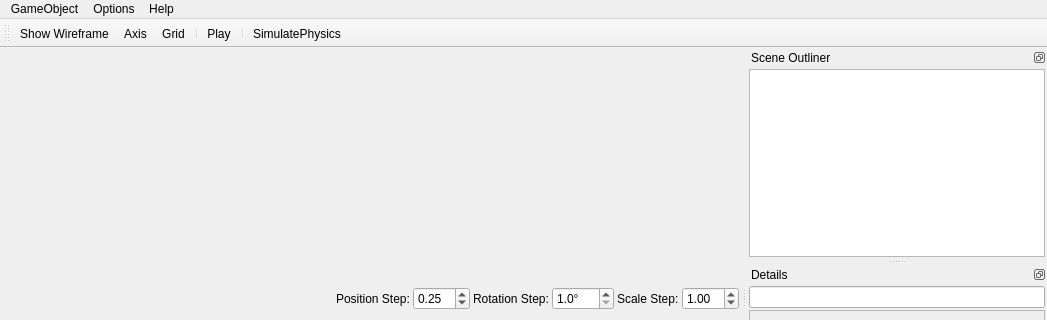
The window that mainwindow.ui (FredrikEik/Game_Engine_Architecture) describes before a commit, drawn with Qt 5; both pictures show x 0 to 1047 and y 0 to 320 of the 1047 by 788 pixel window.
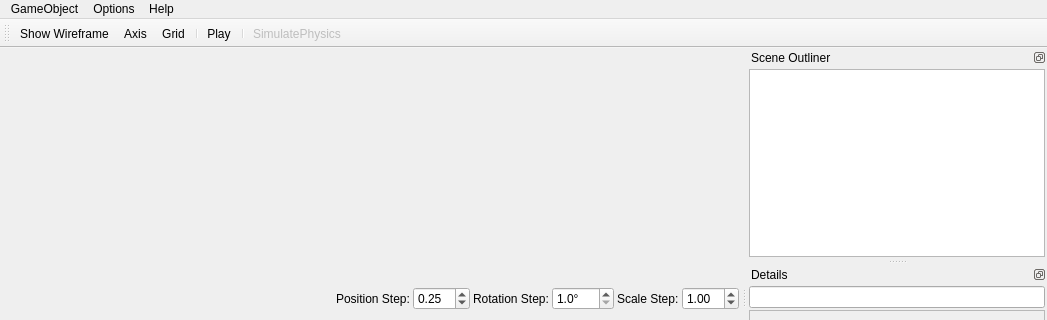
The same window after the commit. Icons and pictures are not drawn.

```diff
--- a/mainwindow.ui
+++ b/mainwindow.ui
@@ -467,8 +467,8 @@
    </property>
   </action>
   <action name="actionSimulatePhysics">
-   <property name="checkable">
-    <bool>true</bool>
+   <property name="enabled">
+    <bool>false</bool>
    </property>
    <property name="icon">
     <iconset resource="AppIconResources.qrc">
```
